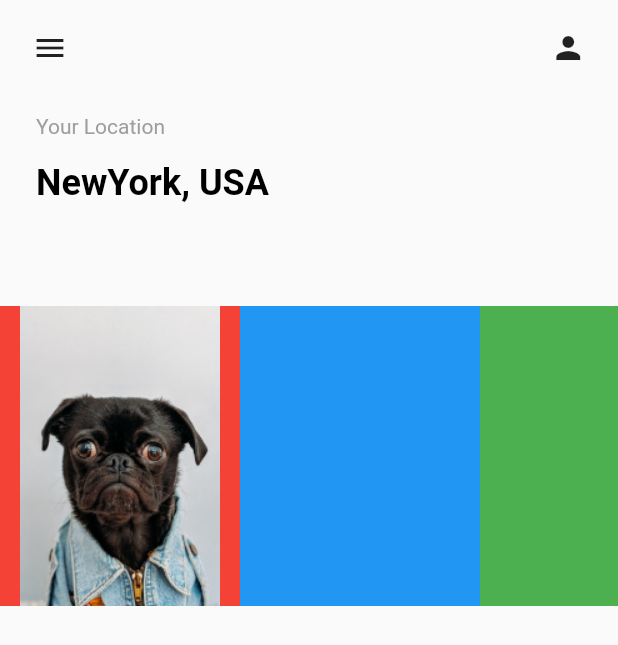
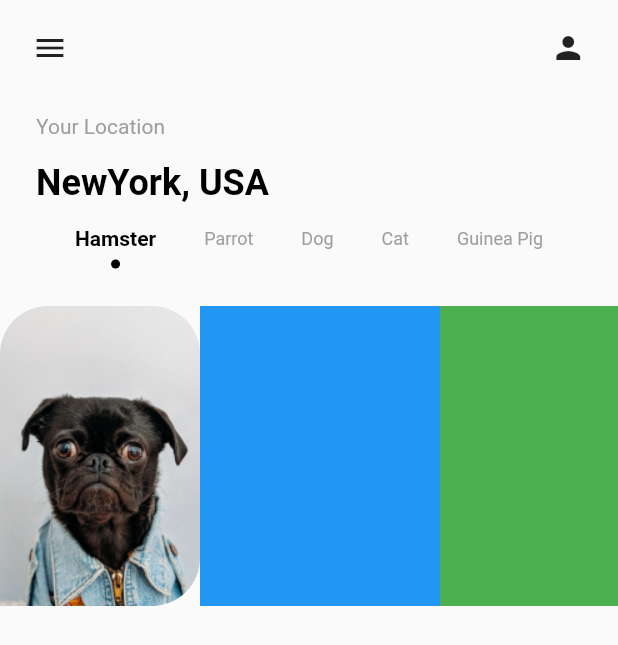
Before and after one commit to EhsanTgv/PetAdoption_Demo, a Flutter app: the screen it shows after launch, on a phone screen of 412 x 824 dp. Shown: the top 645 px of the screen. Run offline on Flutter 3.47's test engine with Material 2 defaults, Android fonts, the phone set to English and light mode, and no system bars.

Commit message:
HomePage add rounded corner to image

```diff
--- a/lib/screens/home_screen.dart
+++ b/lib/screens/home_screen.dart
@@ -112,9 +112,14 @@ class _HomePageState extends State<HomePage> {
         scrollDirection: Axis.horizontal,
         children: <Widget>[
           Container(
-            width: 160.0,
-            color: Colors.red,
-            child: Image.asset("assets/dog_1.png"),
+            child: ClipRRect(
+              child: Image.asset("assets/dog_1.png"),
+              borderRadius: BorderRadius.only(
+                topRight: Radius.circular(32.0),
+                topLeft: Radius.circular(32.0),
+                bottomRight: Radius.circular(32.0),
+              ),
+            ),
           ),
           Container(
             width: 160.0,
```
